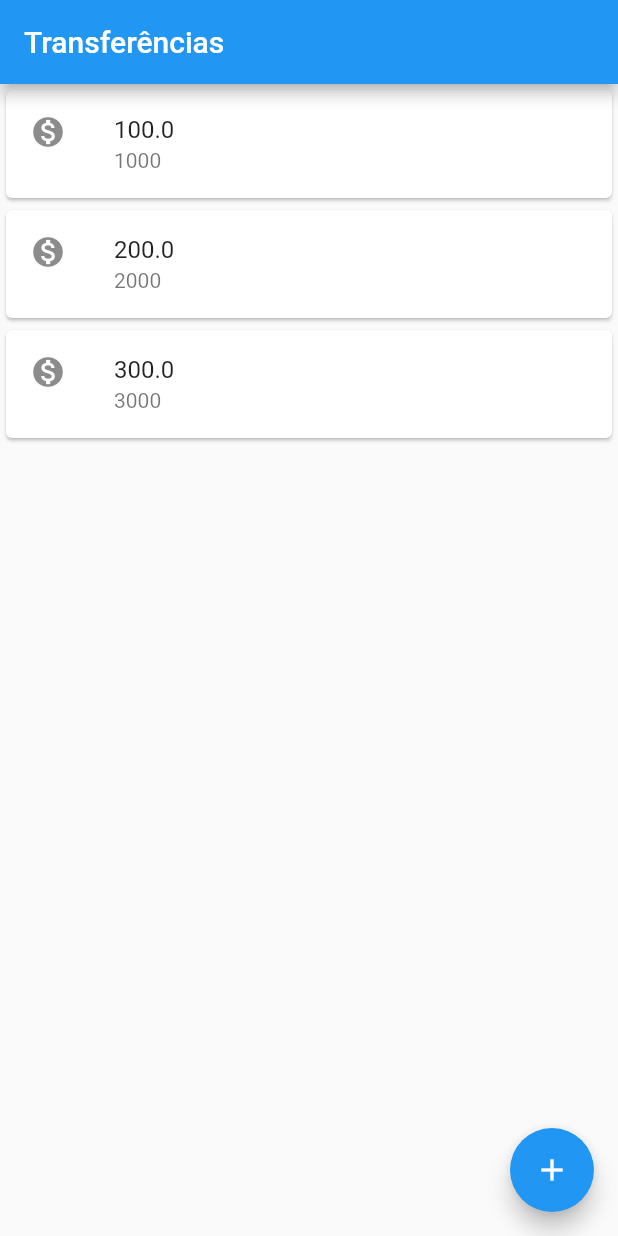
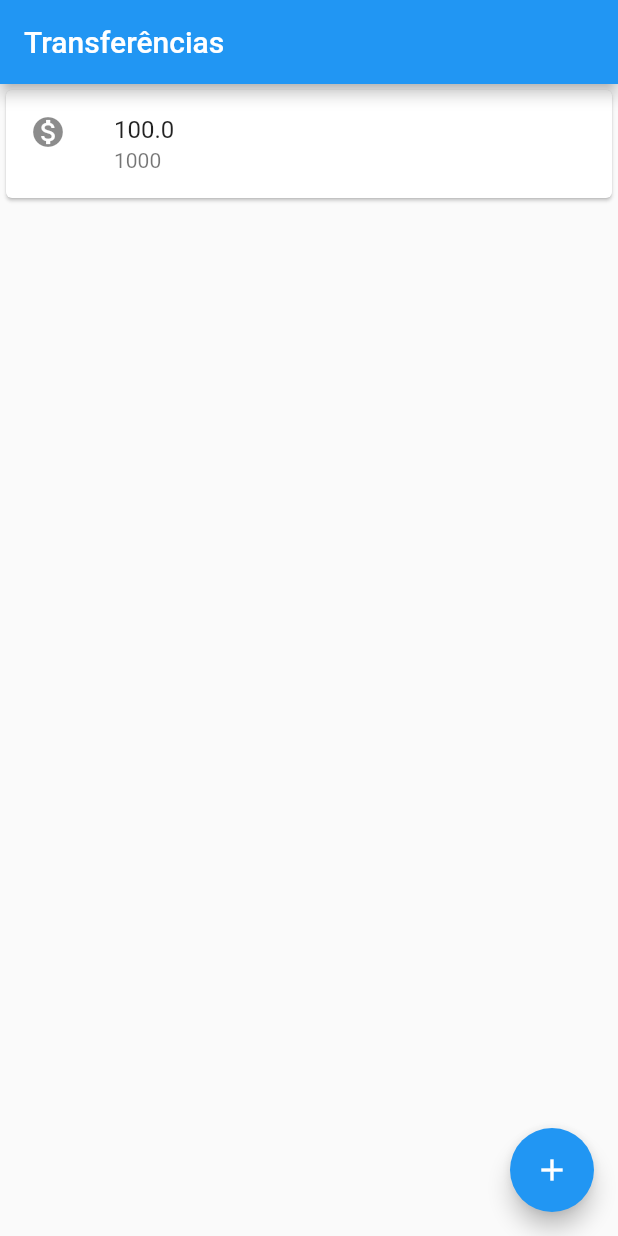
Before and after one commit to Marlon-Limax/Bytebank, a Flutter app: the screen it shows after launch, on a phone screen of 412 x 824 dp. Run offline on Flutter 3.47's test engine with Material 2 defaults, Android fonts, the phone set to English and light mode, and no system bars.

```diff
--- a/lib/main.dart
+++ b/lib/main.dart
@@ -89,19 +89,21 @@ class Editor extends StatelessWidget {
 }
 
 class ListaTranferencia extends StatelessWidget {
+  final List<Tranferencia> _transferencias = List.empty(growable: true);
+
   @override
   Widget build(BuildContext context) {
+    _transferencias.add(Tranferencia(100.0, 1000));
     return Scaffold(
       appBar: AppBar(
         title: const Text('Transferências'),
       ),
-      body: Column(
-        children: [
-          ItemTranferencia(Tranferencia(100.0, 1000)),
-          ItemTranferencia(Tranferencia(200.0, 2000)),
-          ItemTranferencia(Tranferencia(300.0, 3000)),
-        ],
-      ),
+      body: ListView.builder(
+          itemCount: _transferencias.length,
+          itemBuilder: (context, indice) {
+            final transferencia = _transferencias[indice];
+            return ItemTranferencia(transferencia);
+          }),
       floatingActionButton: FloatingActionButton(
           child: const Icon(Icons.add),
           onPressed: () {
@@ -110,8 +112,11 @@ class ListaTranferencia extends StatelessWidget {
               return FormularioTransferencia();
             }));
             future.then((transferenciaRecebida) {
-              debugPrint('chegou no then do future');
-              debugPrint('$transferenciaRecebida');
+              if (transferenciaRecebida != null) {
+                debugPrint('chegou no then do future');
+                debugPrint('$transferenciaRecebida');
+                _transferencias.add(transferenciaRecebida);
+              }
             });
           }),
     );
```
